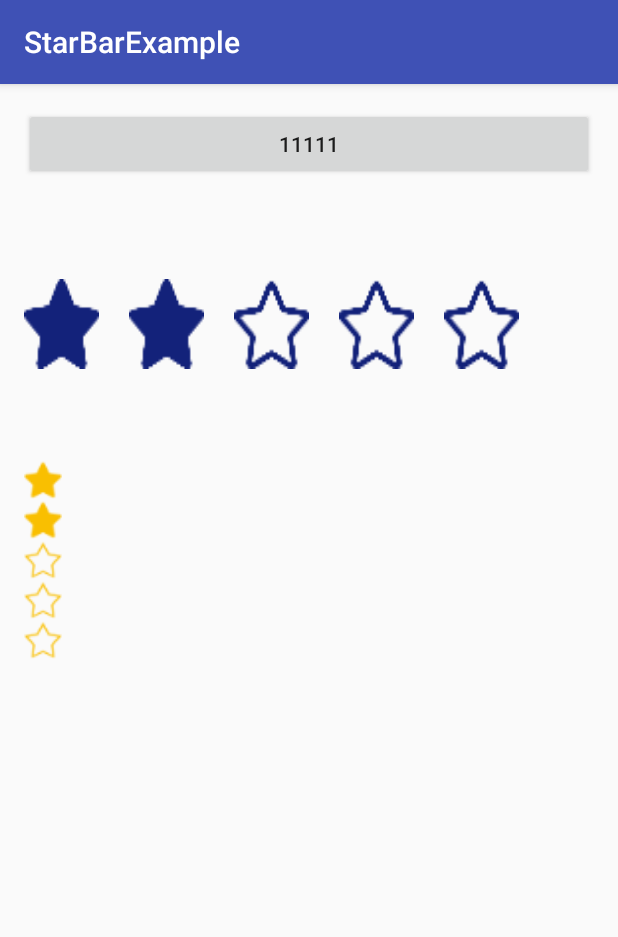
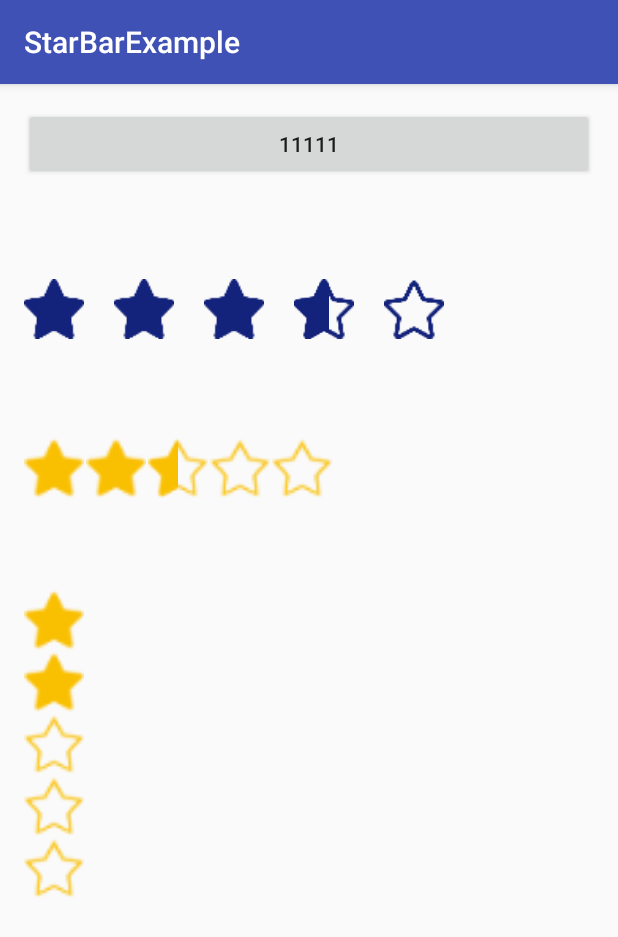
Before and after one commit to SakurajimaMaii/StarBar, an Android app: the screen it shows after launch (TestActivity), on a phone screen of 412 x 824 dp. Shown: the top 937 px of the screen. Run offline under Robolectric (Android 15) with nearby library versions, the phone set to English and light mode, and no system bars.

Commit message:
滑动模式下支持浮点数评分,点击状态下仍为整数,修改了Exception,删除了BitMap尺寸异常,归为异常参数类

```diff
--- a/GStarBar/build.gradle
+++ b/GStarBar/build.gradle
@@ -37,7 +37,7 @@ afterEvaluate {
                 from components.release
                 groupId = 'com.gcode.starbarproj'
                 artifactId = 'starbarproj'
-                version = '1.1.0'
+                version = '1.2.0'
             }
         }
     }
--- a/GStarBar/src/main/java/com/gcode/gstarbar/GStarException.kt
+++ /dev/null
@@ -1,33 +0,0 @@
-package com.gcode.gstarbar
-
-/**
- *作者:created by HP on 2021/8/1 17:53
- *邮箱:sakurajimamai2020@qq.com
- */
-/**
- * 所有Exception父类,方便catch
- * @property message String?
- * @constructor
- */
-open class GStarException(override val message: String?):Throwable()
-
-/**
- * 星星数量错误
- * @property message String?
- * @constructor
- */
-class GStarNumberException(override val message: String?):GStarException(message)
-
-/**
- * 星星图片错误
- * @property message String?
- * @constructor
- */
-class GStarBitmapException(override val message: String?):GStarException(message)
-
-/**
- * 星星相关尺寸设置的错误
- * @property message String?
- * @constructor
- */
-class GStarBitmapSizeException(override val message: String?):GStarException(message)
--- a/GStarBar/src/main/java/com/gcode/gstarbar/GStarBarView.kt
+++ b/GStarBar/src/main/java/com/gcode/widget/GStarBarView.kt
@@ -1,4 +1,4 @@
-package com.gcode.gstarbar
+package com.gcode.widget
 
 /**
  *作者:created by HP on 2021/7/24 19:19
@@ -11,9 +11,8 @@ import android.util.AttributeSet
 import android.util.Log
 import android.view.MotionEvent
 import android.view.View
-import kotlin.jvm.Throws
+import com.gcode.gstarbar.R
 import kotlin.math.max
-import android.graphics.Bitmap
 
 
 /**
@@ -59,16 +58,18 @@ class GStarBarView @JvmOverloads constructor(
     //参考链接 https://blog.csdn.net/u011228356/article/details/44620263
     private val density = context.resources.displayMetrics.density
 
+    @SuppressLint("DrawAllocation")
     override fun onDraw(canvas: Canvas) {
         //绘制实心进度
         val solidStarNum = starRating.toInt()
         //绘制实心的起点位置
         var solidStartPoint = 0
-        when(starOrientation){
-            HORIZONTAL-> for (i in 1..solidStarNum) {
+        when (starOrientation) {
+            HORIZONTAL -> for (i in 1..solidStarNum) {
                 canvas.drawBitmap(starSelectedBitmap, solidStartPoint.toFloat(), 0f, paint)
                 solidStartPoint += starSpaceWidth + starSelectedBitmap.width
             }
+
             VERTICAL-> for (i in 1..solidStarNum) {
                 canvas.drawBitmap(starSelectedBitmap, 0f, solidStartPoint.toFloat(), paint)
                 solidStartPoint += starSpaceWidth + starSelectedBitmap.height
@@ -76,14 +77,43 @@ class GStarBarView @JvmOverloads constructor(
         }
         //虚心开始位置
         var hollowStartPoint = solidStartPoint
-        when(starOrientation){
-            HORIZONTAL-> for (i in 1..(starMaxNumber-solidStarNum)) {
+        //多出的实心部分起点
+        val extraSolidStarPoint = hollowStartPoint
+        //虚心数量
+        val hollowStarNum = starMaxNumber - solidStarNum
+        when (starOrientation){
+            HORIZONTAL-> for (j in 1..hollowStarNum) {
                 canvas.drawBitmap(starNormalBitmap, hollowStartPoint.toFloat(), 0f, paint)
                 hollowStartPoint += starSpaceWidth + starNormalBitmap.width
             }
-            VERTICAL-> for (i in 1..(starMaxNumber-solidStarNum)) {
-                canvas.drawBitmap(starNormalBitmap, 0f, hollowStartPoint.toFloat(), paint)
-                hollowStartPoint += starSpaceWidth + starNormalBitmap.width
+                VERTICAL-> for (j in 1..hollowStarNum) {
+                    canvas.drawBitmap(starNormalBitmap, 0f, hollowStartPoint.toFloat(), paint)
+                    hollowStartPoint += starSpaceWidth + starNormalBitmap.width
+                }
+            }
+        //多出的实心长度
+        when(starOrientation){
+            HORIZONTAL->{
+                val extraSolidLength = ((starRating - solidStarNum) * starNormalBitmap.width).toInt()
+                val rectSrc = Rect(0, 0, extraSolidLength, starNormalBitmap.height)
+                val dstF = Rect(
+                    extraSolidStarPoint,
+                    0,
+                    extraSolidStarPoint + extraSolidLength,
+                    starNormalBitmap.height
+                )
+                canvas.drawBitmap(starSelectedBitmap, rectSrc, dstF, paint)
+            }
+            VERTICAL->{
+                val extraSolidLength = ((starRating - solidStarNum) * starNormalBitmap.height).toInt()
+                val rectSrc = Rect(0, 0, starNormalBitmap.width, extraSolidLength)
+                val dstF = Rect(
+                    0,
+                    extraSolidStarPoint,
+                    starNormalBitmap.width,
+                    extraSolidStarPoint + extraSolidLength
+                )
+                canvas.drawBitmap(starSelectedBitmap, rectSrc, dstF, paint)
             }
         }
     }
@@ -100,15 +130,14 @@ class GStarBarView @JvmOverloads constructor(
                     if (starOrientation == HORIZONTAL) {
                         val totalWidth = (starMaxNumber * (starWidth + starSpaceWidth)).toFloat()
                         if (event.x <= totalWidth) {
-                            val newStarRating = (event.x.toInt() / (starWidth + starSpaceWidth) + 1).toFloat()
-                            Log.d(viewTag,"选中的星星控件数量$newStarRating")
+                            val newStarRating =
+                                (event.x.toInt() / (starHeight + starSpaceWidth) + 1).toFloat()
                             setStarRating(newStarRating)
                         }
                     } else {
                         val totalHeight = (starMaxNumber * (starHeight + starSpaceWidth)).toFloat()
                         if (event.y <= totalHeight) {
                             val newStarRating = (event.y.toInt() / (starHeight + starSpaceWidth) + 1).toFloat()
-                            Log.d(viewTag,"选中的星星控件数量$newStarRating")
                             setStarRating(newStarRating)
                         }
                     }
@@ -119,15 +148,20 @@ class GStarBarView @JvmOverloads constructor(
                 if (starOrientation == HORIZONTAL) {
                     val totalWidth = (starMaxNumber * (starWidth + starSpaceWidth)).toFloat()
                     if (event.x <= totalWidth) {
-                        val newStarRating = (event.x.toInt() / (starWidth + starSpaceWidth)+1).toFloat()
+                        val newStarRating = event.x / (starWidth + starSpaceWidth) + 1
                         //保证至少选择一颗星星
+                        Log.d(
+                            viewTag,
+                            "${starOrientation}选中的x横坐标${event.x},星星宽度加间隔${starWidth + starSpaceWidth},选中的星星控件数量$newStarRating"
+                        )
                         setStarRating(max(newStarRating,1f))
                     }
                 } else {
                     val totalHeight = (starMaxNumber * (starHeight + starSpaceWidth)).toFloat()
                     if (event.y <= totalHeight) {
-                        val newStarRating = (event.y.toInt() / (starHeight + starSpaceWidth)+1).toFloat()
-                        setStarRating(max(newStarRating,1f))
+                        val newStarRating = event.y / (starHeight + starSpaceWidth) + 1
+                        Log.d(viewTag, "选中的星星控件数量$newStarRating")
+                        setStarRating(max(newStarRating, 1f))
                     }
                 }
                 return true
@@ -139,16 +173,16 @@ class GStarBarView @JvmOverloads constructor(
     /**
      * 设置星星选中数量
      * @param starRating Float
-     * @throws GStarNumberException
+     * @throws GStarIllegalParamException
      */
-    @Throws(GStarNumberException::class)
+    @Throws(GStarIllegalParamException::class)
     fun setStarRating(starRating: Float){
         when {
             starRating<1f -> {
-                throw GStarNumberException("The least number of stars selected is one")
+                throw GStarIllegalParamException("The least number of stars selected is one")
             }
             starRating.toInt()>starMaxNumber -> {
-                throw GStarNumberException("The number of selected stars exceeds the maximum number limit")
+                throw GStarIllegalParamException("The number of selected stars exceeds the maximum number limit")
             }
             else -> {
                 this.starRating = starRating
@@ -186,12 +220,12 @@ class GStarBarView @JvmOverloads constructor(
      * 设置想要的星星尺寸 注意这里的单位是dp
      * @param starWidth Int
      * @param starHeight Int
-     * @throws GStarBitmapSizeException
+     * @throws GStarIllegalParamException
      */
-    @Throws(GStarBitmapSizeException::class)
+    @Throws(GStarIllegalParamException::class)
     fun setStarBitMapSize(starWidth:Int,starHeight:Int){
         if(starWidth<0||starHeight<0){
-            throw GStarBitmapSizeException("There is a problem with the set length and width values")
+            throw GStarIllegalParamException("There is a problem with the set length and width values")
         }
         //将int转换为对应的dp
         this.starWidth = (starWidth*density).toInt()
@@ -205,17 +239,30 @@ class GStarBarView @JvmOverloads constructor(
      * 获取星星尺寸 注意这里获取到的数值单位是dp
      * @return starSize
      */
-    fun getStarBitMapSize() = StarSize((starWidth/density).toInt(),(starHeight/density).toInt())
+    fun getStarBitMapSize() =
+        StarSize((starWidth / density).toInt(), (starHeight / density).toInt())
+
+    /**
+     * 获取星星图片的宽度 单位dp
+     * @return Int
+     */
+    fun getStarBitMapWidth() = (starWidth / density).toInt()
+
+    /**
+     * 获取星星图片的高度 单位dp
+     * @return Int
+     */
+    fun getStarBitMapHeight() = (starWidth / density).toInt()
 
     /**
      * 设置星星之间的间距 单位是dp
      * @param starSpaceWidth Int
-     * @throws GStarBitmapSizeException
+     * @throws GStarIllegalParamException
      */
-    @Throws(GStarBitmapSizeException::class)
-    fun setStarSpaceWidth(starSpaceWidth:Int){
-        if(starSpaceWidth<0){
-            throw GStarBitmapSizeException("The star spacing setting must be a non-negative number")
+    @Throws(GStarIllegalParamException::class)
+    fun setStarSpaceWidth(starSpaceWidth: Int) {
+        if (starSpaceWidth < 0) {
+            throw GStarIllegalParamException("The star spacing setting must be a non-negative number")
         }
         this.starSpaceWidth = (starSpaceWidth*density).toInt()
         invalidate()
@@ -230,12 +277,12 @@ class GStarBarView @JvmOverloads constructor(
     /**
      * 设置星星数量
      * @param starMaxNumber Int
-     * @throws GStarNumberException
+     * @throws GStarIllegalParamException
      */
-    @Throws(GStarNumberException::class)
+    @Throws(GStarIllegalParamException::class)
     fun setStarMaxNumber(starMaxNumber: Int) {
         if(starMaxNumber<0){
-            throw GStarNumberException("The maximum number of stars should not be negative")
+            throw GStarIllegalParamException("The maximum number of stars should not be negative")
         }
         this.starMaxNumber = starMaxNumber
         invalidate()
@@ -322,8 +369,14 @@ class GStarBarView @JvmOverloads constructor(
     override fun onMeasure(widthMeasureSpec: Int, heightMeasureSpec: Int) {
         when (starOrientation) {
             //判断是横向还是纵向，测量长度
-            HORIZONTAL->setMeasuredDimension(measureLong(widthMeasureSpec), measureShort(heightMeasureSpec))
-            VERTICAL->setMeasuredDimension(measureShort(widthMeasureSpec), measureLong(heightMeasureSpec))
+            HORIZONTAL -> setMeasuredDimension(
+                measureLong(widthMeasureSpec),
+                measureShort(heightMeasureSpec)
+            )
+            VERTICAL -> setMeasuredDimension(
+                measureShort(widthMeasureSpec),
+                measureLong(heightMeasureSpec)
+            )
         }
     }
 
@@ -365,13 +418,23 @@ class GStarBarView @JvmOverloads constructor(
         starMaxNumber = a.getInt(R.styleable.GStarBarView_star_max, 0)
         starRating = a.getFloat(R.styleable.GStarBarView_star_rating, 0f)
         //这里防止设定的资源解析失败而返回null,故给了一个默认值
-        starSelectedBitmap = if(BitmapFactory.decodeResource(context.resources, a.getResourceId(R.styleable.GStarBarView_star_selected, 0))==null){
-            getZoomBitmap(BitmapFactory.decodeResource(context.resources,R.mipmap.ic_star_yellow_selected))
+        starSelectedBitmap = if(BitmapFactory.decodeResource(context.resources, a.getResourceId(R.styleable.GStarBarView_star_selected, 0))==null) {
+            getZoomBitmap(
+                BitmapFactory.decodeResource(
+                    context.resources,
+                    R.mipmap.ic_star_yellow_selected
+                )
+            )
         }else{
             getZoomBitmap(BitmapFactory.decodeResource(context.resources, a.getResourceId(R.styleable.GStarBarView_star_selected, 0)))
         }
-        starNormalBitmap = if(BitmapFactory.decodeResource(context.resources, a.getResourceId(R.styleable.GStarBarView_star_normal, 0))==null){
-            getZoomBitmap(BitmapFactory.decodeResource(context.resources,R.mipmap.ic_star_yellow_normal))
+        starNormalBitmap = if(BitmapFactory.decodeResource(context.resources, a.getResourceId(R.styleable.GStarBarView_star_normal, 0))==null) {
+            getZoomBitmap(
+                BitmapFactory.decodeResource(
+                    context.resources,
+                    R.mipmap.ic_star_yellow_normal
+                )
+            )
         }else{
             getZoomBitmap(BitmapFactory.decodeResource(context.resources, a.getResourceId(R.styleable.GStarBarView_star_normal, 0)))
         }
--- a/GStarBar/src/main/java/com/gcode/gstarbar/GStarSelectMethod.kt
+++ b/GStarBar/src/main/java/com/gcode/widget/GStarSelectMethod.kt
@@ -1,4 +1,4 @@
-package com.gcode.gstarbar
+package com.gcode.widget
 
 /**
  *作者:created by HP on 2021/8/1 17:17
--- a/app/build.gradle
+++ b/app/build.gradle
@@ -25,7 +25,7 @@ android {
 
 dependencies {
     implementation project(":GStarBar")
-    //implementation 'com.github.SakurajimaMaii:GStarBar:canary-1.0.1'
+    //implementation 'com.github.SakurajimaMaii:GStarBar:dev-1.0.0'
 
     implementation fileTree(dir: 'libs', include: ['*.jar'])
     implementation 'junit:junit:4.13.2'
--- a/app/src/main/java/com/gcode/starbarproj/MainActivity.java
+++ b/app/src/main/java/com/gcode/starbarproj/MainActivity.java
@@ -4,8 +4,8 @@ import androidx.appcompat.app.AppCompatActivity;
 import android.os.Bundle;
 import android.widget.Button;
 
-import com.gcode.gstarbar.GStarBarView;
-import com.gcode.gstarbar.GStarBitmapSizeException;
+import com.gcode.widget.GStarBarView;
+import com.gcode.widget.GStarIllegalParamException;
 
 public class MainActivity extends AppCompatActivity {
 
@@ -31,7 +31,7 @@ public class MainActivity extends AppCompatActivity {
 
         try {
             mStarbar.setStarBitMapSize(40,40);
-        } catch (GStarBitmapSizeException e) {
+        } catch (GStarIllegalParamException e) {
             e.printStackTrace();
         }
 
--- a/app/src/main/java/com/gcode/starbarproj/TestActivity.kt
+++ b/app/src/main/java/com/gcode/starbarproj/TestActivity.kt
@@ -4,9 +4,9 @@ import androidx.appcompat.app.AppCompatActivity
 import android.os.Bundle
 import android.util.Log
 import android.view.View
-import com.gcode.gstarbar.GStarBarView
-import com.gcode.gstarbar.GStarException
-import com.gcode.gstarbar.GStarSelectMethod
+import com.gcode.widget.GStarBarView
+import com.gcode.widget.GStarException
+import com.gcode.widget.GStarSelectMethod
 
 class TestActivity : AppCompatActivity() {
     override fun onCreate(savedInstanceState: Bundle?) {
@@ -23,12 +23,12 @@ class TestActivity : AppCompatActivity() {
             setStarSelectedBitmap(R.drawable.ic_star_dark_blue_selected)
             setStarNormalBitmap(R.drawable.ic_star_dark_blue_normal)
             setStarMaxNumber(5)
-            setStarBitMapSize(50,60)
+            setStarBitMapSize(40,40)
             setStarSpaceWidth(20)
-            setStarSelectMethod(GStarSelectMethod.ProhibitedOperation)
+            setStarSelectMethod(GStarSelectMethod.SlidingOperation)
             try {
-                setStarRating(-3f)
-            }catch (e:GStarException){
+                setStarRating(3.6f)
+            }catch (e: GStarException){
                 e.printStackTrace()
             }
         }
--- a/app/src/main/res/layout/activity_main.xml
+++ b/app/src/main/res/layout/activity_main.xml
@@ -22,7 +22,7 @@
         android:layout_width="0dp"
         android:layout_height="0dp"/>
 
-    <com.gcode.gstarbar.GStarBarView
+    <com.gcode.widget.GStarBarView
         android:id="@+id/sbv_starbar"
         android:layout_width="wrap_content"
         android:layout_height="wrap_content"
@@ -37,7 +37,7 @@
         app:star_space_width="1dp"
         app:star_width="25dp" />
 
-    <com.gcode.gstarbar.GStarBarView
+    <com.gcode.widget.GStarBarView
         android:layout_width="wrap_content"
         android:layout_height="wrap_content"
         app:star_space_width="1dp"
--- a/app/src/main/res/layout/activity_test.xml
+++ b/app/src/main/res/layout/activity_test.xml
@@ -17,7 +17,7 @@
         android:layout_width="match_parent"
         android:layout_height="wrap_content"/>
 
-    <com.gcode.gstarbar.GStarBarView
+    <com.gcode.widget.GStarBarView
         android:id="@+id/sbv_starbar_2"
         android:layout_width="wrap_content"
         android:layout_height="wrap_content"
@@ -27,28 +27,37 @@
         app:star_select_method="star_sliding_operation"
         app:star_max="5"
         app:star_orientation="star_horizontal"
-        app:star_rating="2"
+        app:star_rating="2.5"
         app:star_selected="@mipmap/ic_star_yellow_selected"
         app:star_width="25dp"
-        android:layout_marginTop="66dp"
-        android:layout_alignParentTop="true"
-        android:layout_centerHorizontal="true" />
-
-    <com.gcode.gstarbar.GStarBarView
+        android:layout_marginTop="66dp" />
+    <com.gcode.widget.GStarBarView
         android:layout_width="wrap_content"
         android:layout_height="wrap_content"
         app:star_space_width="1dp"
-        app:star_height="25dp"
+        app:star_height="40dp"
         app:star_normal="@mipmap/ic_star_yellow_normal"
         app:star_select_method="star_click_operation"
+        app:star_max="5"
+        app:star_orientation="star_horizontal"
+        app:star_rating="2.5"
+        app:star_selected="@mipmap/ic_star_yellow_selected"
+        app:star_width="40dp"
+        android:layout_marginTop="66dp" />
+
+    <com.gcode.widget.GStarBarView
+        android:layout_width="wrap_content"
+        android:layout_height="wrap_content"
+        app:star_space_width="1dp"
+        app:star_height="40dp"
+        app:star_normal="@mipmap/ic_star_yellow_normal"
+        app:star_select_method="star_sliding_operation"
         app:star_max="5"
         app:star_orientation="star_vertical"
         app:star_rating="2"
         app:star_selected="@mipmap/ic_star_yellow_selected"
-        app:star_width="25dp"
+        app:star_width="40dp"
         android:layout_marginTop="61dp"
-        android:id="@+id/starBarView"
-        android:layout_below="@+id/sbv_starbar_2"
-        android:layout_centerHorizontal="true" />
+        android:id="@+id/starBarView" />
 
 </LinearLayout>
```
Also changed, not shown: GStarBar/src/main/java/com/gcode/widget/GStarException.kt (added, +26 -0 lines), GStarBar/src/main/res/values/attr.xml (+16 -0 lines).
